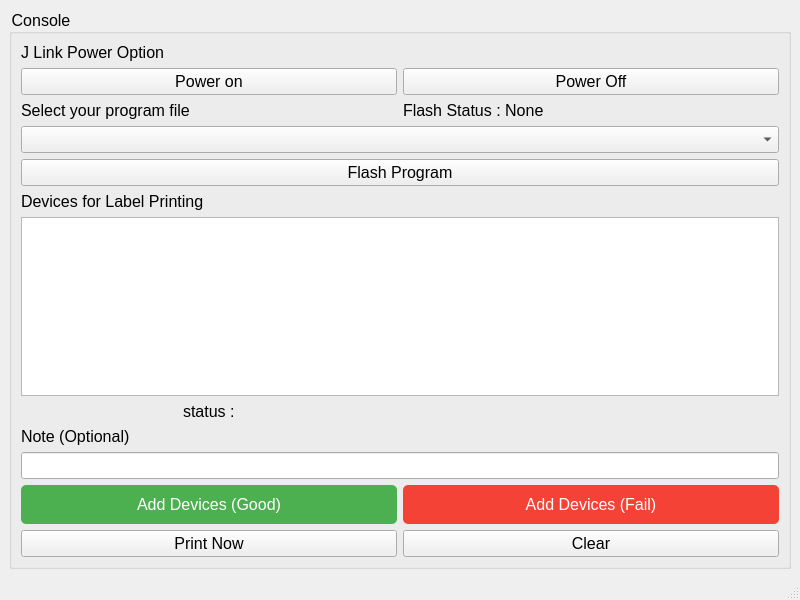
The window that gui.ui (kilescg/LabelGenerator) describes before a commit, drawn with Qt 5.
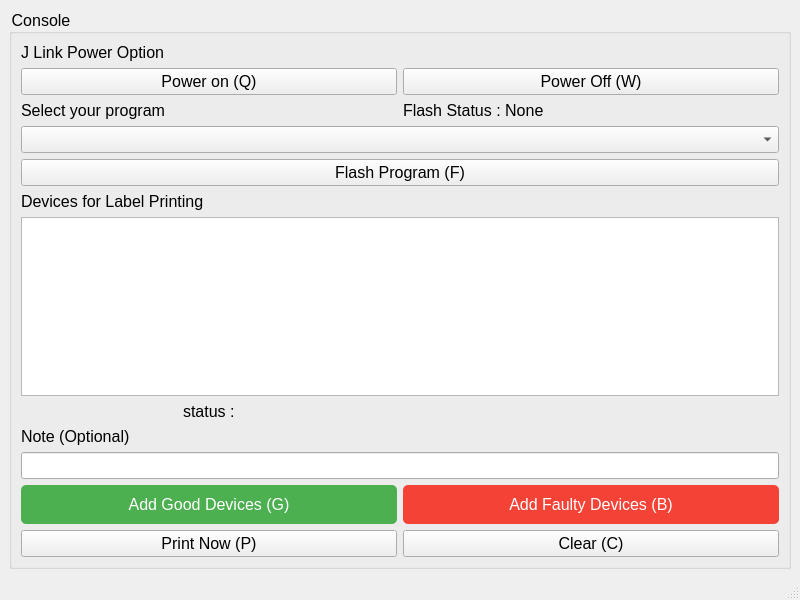
The same window after the commit.

```diff
--- a/gui.ui
+++ b/gui.ui
@@ -37,14 +37,14 @@
          <item>
           <widget class="QPushButton" name="powerOnButton">
            <property name="text">
-            <string>Power on</string>
+            <string>Power on (Q)</string>
            </property>
           </widget>
          </item>
          <item>
           <widget class="QPushButton" name="powerOffButton">
            <property name="text">
-            <string>Power Off</string>
+            <string>Power Off (W)</string>
            </property>
           </widget>
          </item>
@@ -57,7 +57,7 @@
            <item>
             <widget class="QLabel" name="programFileLabel">
              <property name="text">
-              <string>Select your program file</string>
+              <string>Select your program</string>
              </property>
             </widget>
            </item>
@@ -79,7 +79,7 @@
             <string notr="true"/>
            </property>
            <property name="text">
-            <string>Flash Program</string>
+            <string>Flash Program (F)</string>
            </property>
           </widget>
          </item>
@@ -158,7 +158,7 @@
 }</string>
            </property>
            <property name="text">
-            <string>Add Devices (Good)</string>
+            <string>Add Good Devices (G)</string>
            </property>
           </widget>
          </item>
@@ -182,7 +182,7 @@
 }</string>
            </property>
            <property name="text">
-            <string>Add Devices (Fail)</string>
+            <string>Add Faulty Devices (B)</string>
            </property>
           </widget>
          </item>
@@ -196,7 +196,7 @@
             <string notr="true"/>
            </property>
            <property name="text">
-            <string>Print Now</string>
+            <string>Print Now (P)</string>
            </property>
           </widget>
          </item>
@@ -206,7 +206,7 @@
             <string notr="true"/>
            </property>
            <property name="text">
-            <string>Clear</string>
+            <string>Clear (C)</string>
            </property>
           </widget>
          </item>
```
